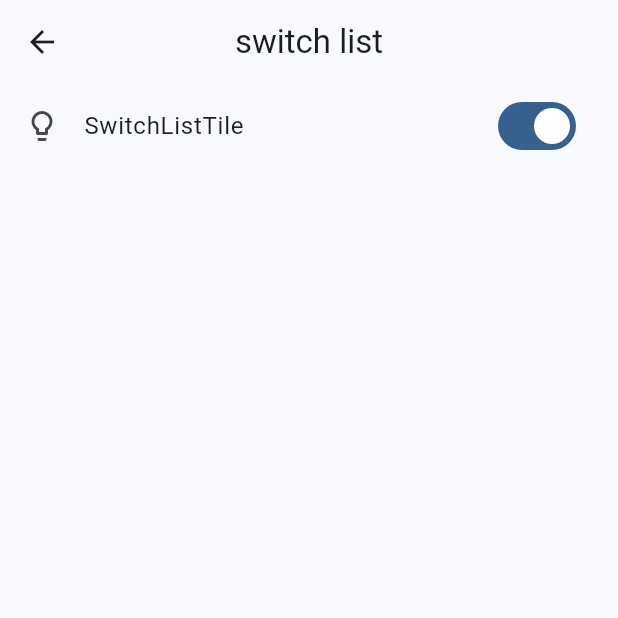
After one commit to delbertkimbi/Widget-of-the-day, a Flutter app: the SwitchListTilePage screen opened directly, after a tap on "SwitchListTile", on a phone screen of 412 x 824 dp, the top half of it. The commit adds this screen. Run offline on Flutter 3.47's test engine with Material 3 defaults, Android fonts, the phone set to English and light mode, and no system bars.

Commit message:
SwitchListTile => Flutter widget of the day

```diff
--- a/flutter_widgets/lib/widgets/card.dart
+++ b/flutter_widgets/lib/widgets/card.dart
@@ -1,4 +1,3 @@
-
 import 'package:flutter/material.dart';
 
 class CardPage extends StatefulWidget {
@@ -39,7 +38,7 @@ class _CardPageState extends State<CardPage> {
                 onPressed: () {
                   funcClickedTimes();
                 },
-                child:const Text(
+                child: const Text(
                   "Click",
                   style: TextStyle(
                     color: Colors.blue,
--- /dev/null
+++ b/flutter_widgets/lib/widgets/switch_list_tile.dart
@@ -0,0 +1,36 @@
+import 'package:flutter/material.dart';
+
+class SwitchListTilePage extends StatefulWidget {
+  const SwitchListTilePage({super.key});
+
+  @override
+  State<SwitchListTilePage> createState() => _SwitchListTilePageState();
+}
+
+class _SwitchListTilePageState extends State<SwitchListTilePage> {
+  bool _lights = false;
+  @override
+  Widget build(BuildContext context) {
+    return Scaffold(
+      appBar: AppBar(
+        title: const Text("switch list"),
+        elevation: 0,
+        centerTitle: true,
+      ),
+      body: Column(
+        children: [
+          SwitchListTile(
+            title:const Text("SwitchListTile"),
+            value: _lights,
+            onChanged: (bool? value){
+              setState(() {
+              _lights = value!;
+              });
+            },
+            secondary:const Icon(Icons.lightbulb_outlined),
+          ),
+        ],
+      ),
+    );
+  }
+}
```
